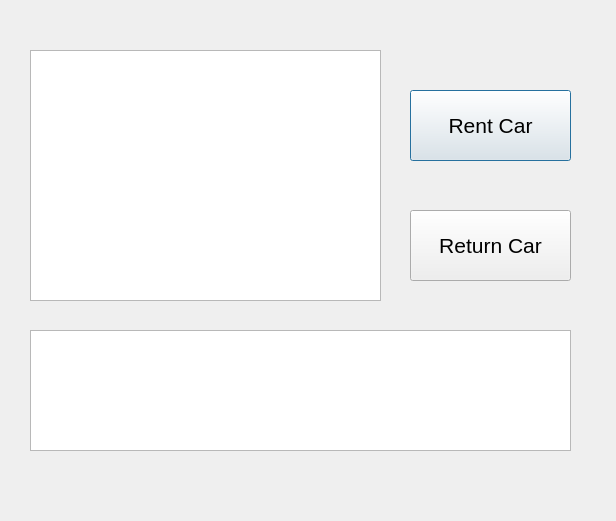
Before: the Qt Designer form userscr.ui in LacThienPrime/Car_Rental_System, drawn with Qt 5.
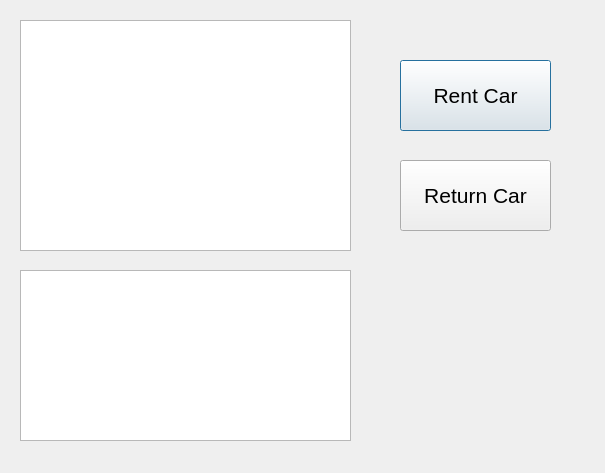
After: the same form once the commit is applied.

Patch:
```diff
--- a/userscr.ui
+++ b/userscr.ui
@@ -6,8 +6,8 @@
    <rect>
     <x>0</x>
     <y>0</y>
-    <width>616</width>
-    <height>521</height>
+    <width>605</width>
+    <height>473</height>
    </rect>
   </property>
   <property name="windowTitle">
@@ -16,19 +16,19 @@
   <widget class="QTableView" name="tableView">
    <property name="geometry">
     <rect>
-     <x>30</x>
-     <y>50</y>
-     <width>351</width>
-     <height>251</height>
+     <x>20</x>
+     <y>20</y>
+     <width>331</width>
+     <height>231</height>
     </rect>
    </property>
   </widget>
   <widget class="QPushButton" name="pushButton">
    <property name="geometry">
     <rect>
-     <x>410</x>
-     <y>90</y>
-     <width>161</width>
+     <x>400</x>
+     <y>60</y>
+     <width>151</width>
      <height>71</height>
     </rect>
    </property>
@@ -44,9 +44,9 @@
   <widget class="QPushButton" name="pushButton_2">
    <property name="geometry">
     <rect>
-     <x>410</x>
-     <y>210</y>
-     <width>161</width>
+     <x>400</x>
+     <y>160</y>
+     <width>151</width>
      <height>71</height>
     </rect>
    </property>
@@ -62,10 +62,10 @@
   <widget class="QListWidget" name="listWidget">
    <property name="geometry">
     <rect>
-     <x>30</x>
-     <y>330</y>
-     <width>541</width>
-     <height>121</height>
+     <x>20</x>
+     <y>270</y>
+     <width>331</width>
+     <height>171</height>
     </rect>
    </property>
   </widget>
```
